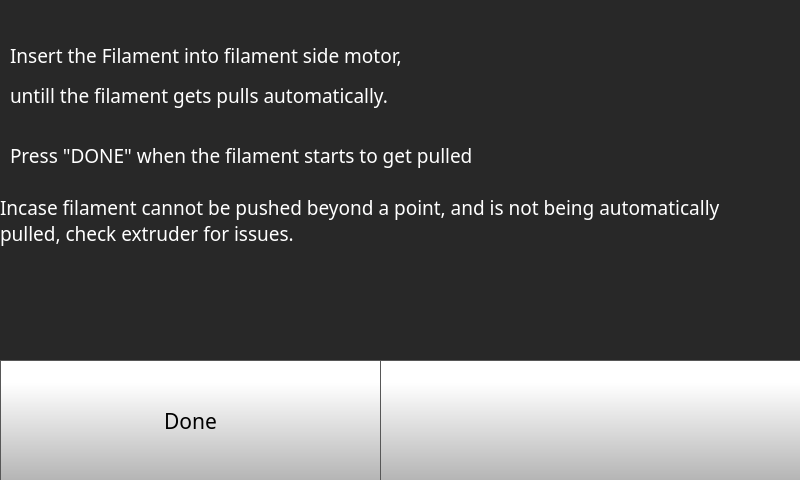
The window that octoprint_TwinDragon600x600Rev2TouchUI/mainGUI.ui (FracktalWorks/TwinDragon600x600Rev2TouchUI) describes before a commit, drawn with Qt 5.
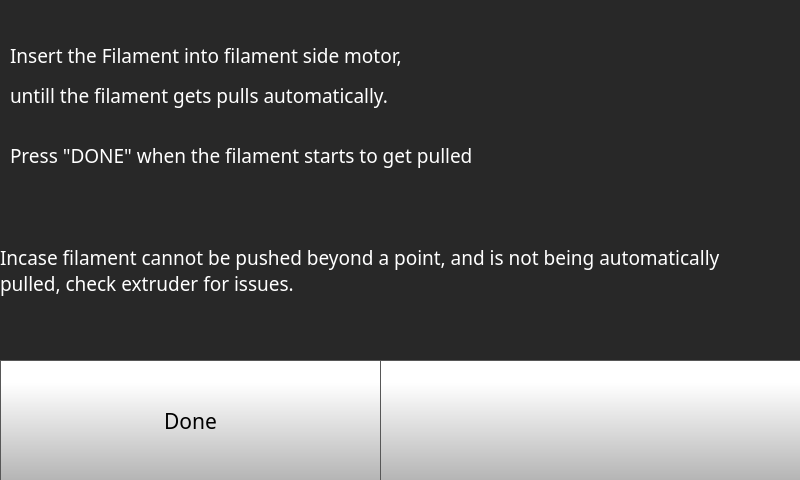
The same window after the commit. The open tabs and pages were chosen to show the change. Icons and pictures are not drawn.

```diff
--- a/octoprint_TwinDragon600x600Rev2TouchUI/mainGUI.ui
+++ b/octoprint_TwinDragon600x600Rev2TouchUI/mainGUI.ui
@@ -15316,7 +15316,7 @@
       <property name="geometry">
        <rect>
         <x>0</x>
-        <y>140</y>
+        <y>190</y>
         <width>771</width>
         <height>161</height>
        </rect>
```
Left out of the diff: 6 changed lines with no effect on the pictures.
